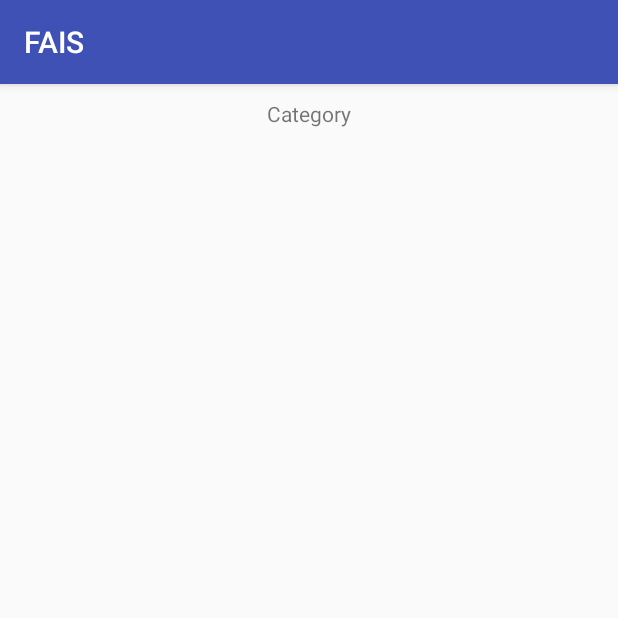
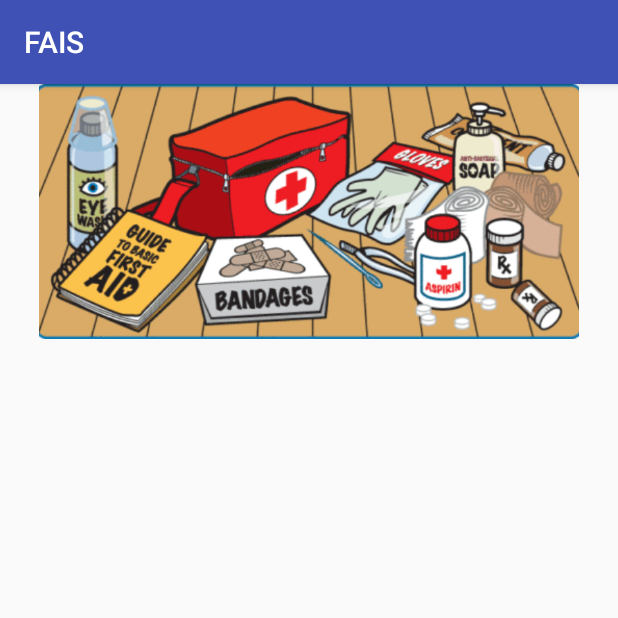
Before and after one commit to supriyakarambe/FAIS_Latest, an Android app: the screen it shows after launch (MainActivity), on a phone screen of 412 x 824 dp, the top half of it. Run offline under Robolectric (Android 15) with nearby library versions, the light colour scheme and no system bars; our stand-ins replace Firebase (no records; nobody signed in at launch, a user with empty details on screens opened directly).

Commit message:
remove unwanted code

```diff
--- a/app/src/main/res/layout/activity_main.xml
+++ b/app/src/main/res/layout/activity_main.xml
@@ -1,23 +1,4 @@
 <?xml version="1.0" encoding="utf-8"?>
-<!--
-<android.support.constraint.ConstraintLayout xmlns:android="http://schemas.android.com/apk/res/android"
-    xmlns:app="http://schemas.android.com/apk/res-auto"
-    xmlns:tools="http://schemas.android.com/tools"
-    android:layout_width="match_parent"
-    android:layout_height="match_parent"
-    tools:context="com.example.coder.fais.MainActivity">
-
-
-    <ListView
-        android:id="@+id/lv_category_list"
-        android:layout_width="fill_parent"
-        android:layout_height="wrap_content"
-        android:divider="#b5b5b5"
-        android:dividerHeight="1dp"
-        android:listSelector="@drawable/layout_list" />
-
-</android.support.constraint.ConstraintLayout>
--->
 
 <LinearLayout xmlns:android="http://schemas.android.com/apk/res/android"
     xmlns:app="http://schemas.android.com/apk/res-auto"
@@ -28,14 +9,11 @@
     tools:context="com.example.coder.fais.MainActivity">
 
 
+    <ImageView
+        android:layout_width="match_parent"
+        android:layout_height="170dp"
+        app:srcCompat="@drawable/firstaid" />
 
-    <TextView
-        android:layout_width="match_parent"
-        android:layout_height="wrap_content"
-        android:text="Category"
-        android:padding="10dp"
-        android:gravity="center"
-        />
 
     <ExpandableListView
         android:id="@+id/expLV"
```
